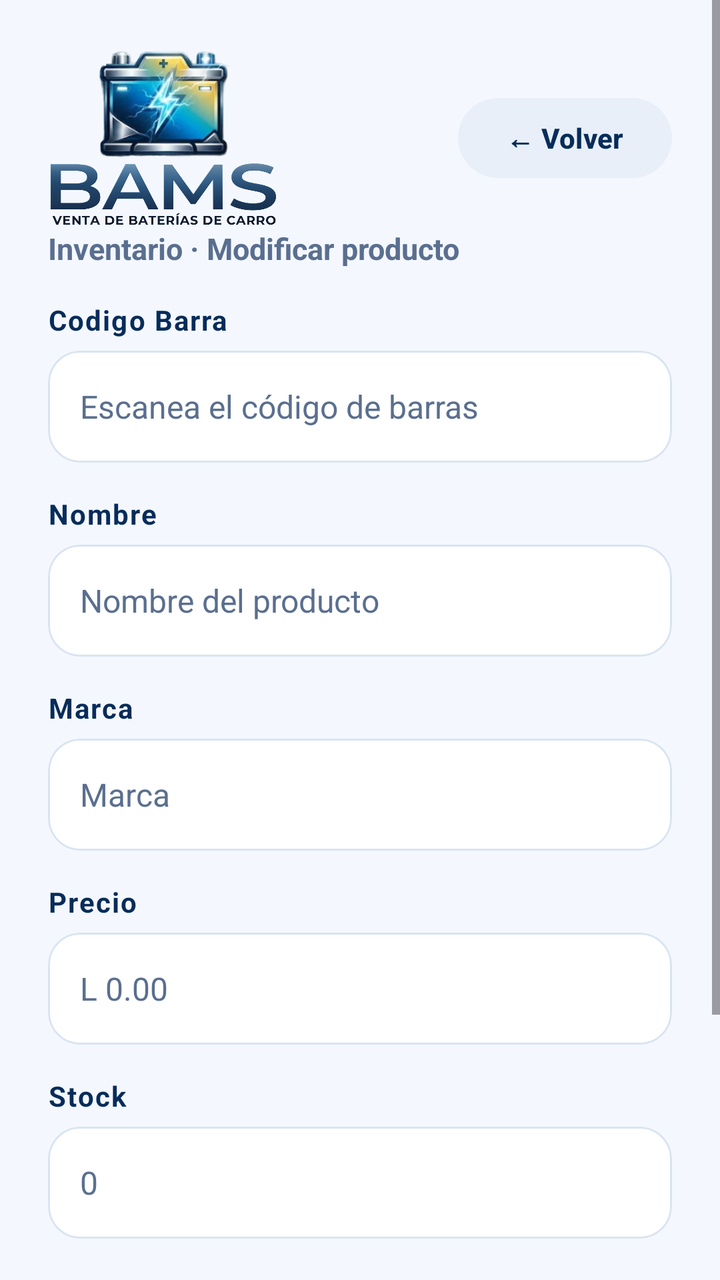
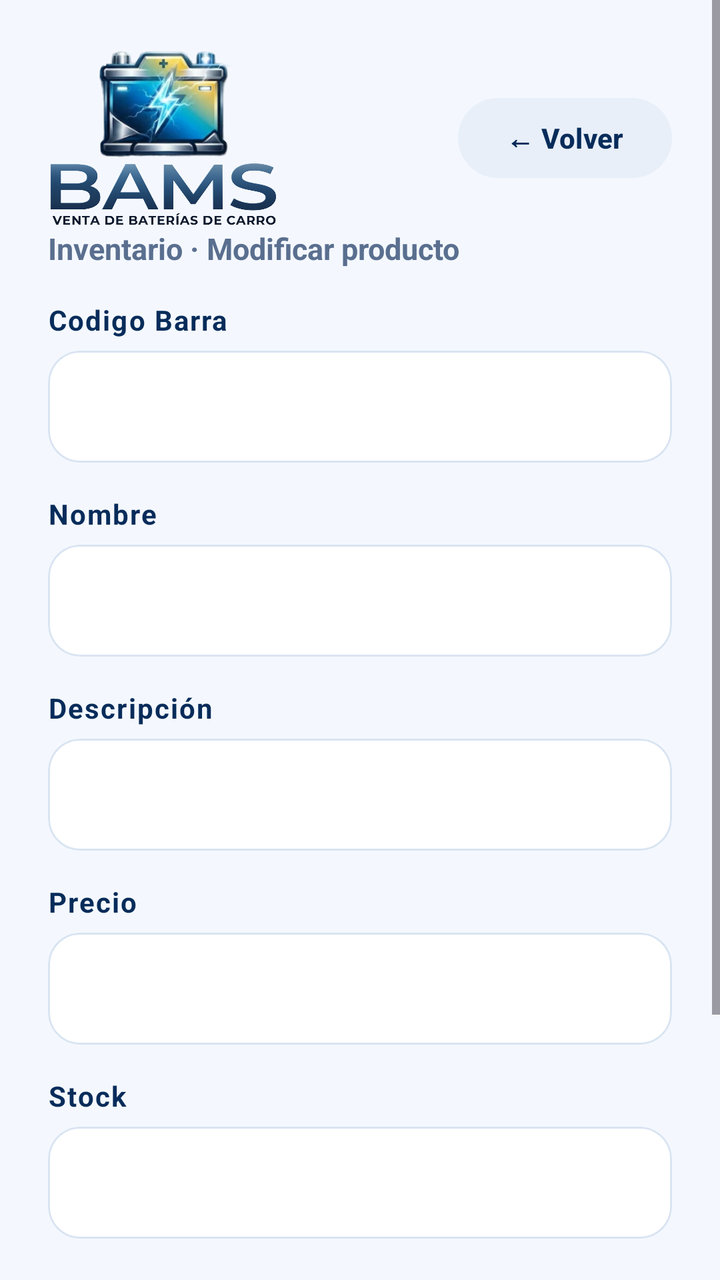

Compare the two renders of this Android layout. The source of the first and the diff that turns it into the second are given below.
<!-- AndroidManifest.xml: application theme Theme.BAMS -->
<!-- res/layout/activity_modificar_producto.xml -->
<?xml version="1.0" encoding="utf-8"?>
<ScrollView xmlns:android="http://schemas.android.com/apk/res/android"
    xmlns:app="http://schemas.android.com/apk/res-auto"
    android:layout_width="match_parent"
    android:layout_height="match_parent"
    android:background="#F4F8FE"
    android:fillViewport="true">

    <LinearLayout
        android:layout_width="match_parent"
        android:layout_height="wrap_content"
        android:orientation="vertical"
        android:padding="24dp">

        <LinearLayout
            android:layout_width="match_parent"
            android:layout_height="wrap_content"
            android:gravity="center_vertical"
            android:orientation="horizontal">

            <ImageView
                android:layout_width="120dp"
                android:layout_height="90dp"
                android:contentDescription="BAMS"
                android:scaleType="fitStart"
                app:srcCompat="@mipmap/logo" />

            <View
                android:layout_width="0dp"
                android:layout_height="1dp"
                android:layout_weight="1" />

            <com.google.android.material.button.MaterialButton
                android:id="@+id/btnVolver"
                android:layout_width="wrap_content"
                android:layout_height="48dp"
                android:text="← Volver"
                android:textAllCaps="false"
                android:textColor="#072C5A"
                android:textStyle="bold"
                app:backgroundTint="#E8EFF8"
                app:cornerRadius="24dp" />
        </LinearLayout>

        <TextView
            android:layout_width="wrap_content"
            android:layout_height="wrap_content"
            android:text="Inventario · Modificar producto"
            android:textColor="#5A6F8F"
            android:textSize="15sp"
            android:textStyle="bold" />


        <TextView
            android:layout_width="match_parent"
            android:layout_height="wrap_content"
            android:layout_marginTop="16dp"
            android:letterSpacing="0.05"
            android:text="Codigo Barra"
            android:textColor="#072C5A"
            android:textSize="14sp"
            android:textStyle="bold" />

        <com.google.android.material.card.MaterialCardView
            android:id="@+id/txtCodigoBarra"
            android:layout_width="match_parent"
            android:layout_height="56dp"
            android:layout_marginTop="6dp"
            app:cardBackgroundColor="#FFFFFF"
            app:cardCornerRadius="16dp"
            app:cardElevation="0dp"
            app:strokeColor="#D9E4F2"
            app:strokeWidth="1dp">

            <EditText
                android:id="@+id/txtCodigoBarra"
                android:layout_width="match_parent"
                android:layout_height="match_parent"
                android:background="@null"
                android:hint="Escanea el código de barras"
                android:imeOptions="actionDone"
                android:inputType="text"
                android:maxLines="1"
                android:paddingStart="16dp"
                android:paddingEnd="16dp"
                android:textColor="#072C5A"
                android:textColorHint="#5A6F8F"
                android:textSize="16sp" />
        </com.google.android.material.card.MaterialCardView>


        <TextView
            android:layout_width="match_parent"
            android:layout_height="wrap_content"
            android:layout_marginTop="16dp"
            android:letterSpacing="0.05"
            android:text="Nombre"
            android:textColor="#072C5A"
            android:textSize="14sp"
            android:textStyle="bold" />

        <com.google.android.material.card.MaterialCardView
            android:id="@+id/txtNombre"
            android:layout_width="match_parent"
            android:layout_height="56dp"
            android:layout_marginTop="6dp"
            app:cardBackgroundColor="#FFFFFF"
            app:cardCornerRadius="16dp"
            app:cardElevation="0dp"
            app:strokeColor="#D9E4F2"
            app:strokeWidth="1dp">

            <EditText
                android:id="@+id/txtNombre"
                android:layout_width="match_parent"
                android:layout_height="match_parent"
                android:background="@null"
                android:hint="Nombre del producto"
                android:inputType="textCapWords"
                android:paddingStart="16dp"
                android:paddingEnd="16dp"
                android:textColor="#072C5A"
                android:textColorHint="#5A6F8F"
                android:textSize="16sp" />
        </com.google.android.material.card.MaterialCardView>


        <TextView
            android:layout_width="match_parent"
            android:layout_height="wrap_content"
            android:layout_marginTop="16dp"
            android:letterSpacing="0.05"
            android:text="Marca"
            android:textColor="#072C5A"
            android:textSize="14sp"
            android:textStyle="bold" />

        <com.google.android.material.card.MaterialCardView
            android:id="@+id/txtMarca"
            android:layout_width="match_parent"
            android:layout_height="56dp"
            android:layout_marginTop="6dp"
            app:cardBackgroundColor="#FFFFFF"
            app:cardCornerRadius="16dp"
            app:cardElevation="0dp"
            app:strokeColor="#D9E4F2"
            app:strokeWidth="1dp">

            <EditText
                android:id="@+id/txtDesc"
                android:layout_width="match_parent"
                android:layout_height="match_parent"
                android:background="@null"
                android:hint="Marca"
                android:inputType="textCapWords"
                android:paddingStart="16dp"
                android:paddingEnd="16dp"
                android:textColor="#072C5A"
                android:textColorHint="#5A6F8F"
                android:textSize="16sp" />
        </com.google.android.material.card.MaterialCardView>


        <TextView
            android:layout_width="match_parent"
            android:layout_height="wrap_content"
            android:layout_marginTop="16dp"
            android:letterSpacing="0.05"
            android:text="Precio"
            android:textColor="#072C5A"
            android:textSize="14sp"
            android:textStyle="bold" />

        <com.google.android.material.card.MaterialCardView
            android:id="@+id/txtPrecio"
            android:layout_width="match_parent"
            android:layout_height="56dp"
            android:layout_marginTop="6dp"
            app:cardBackgroundColor="#FFFFFF"
            app:cardCornerRadius="16dp"
            app:cardElevation="0dp"
            app:strokeColor="#D9E4F2"
            app:strokeWidth="1dp">

            <EditText
                android:id="@+id/txtprecio"
                android:layout_width="match_parent"
                android:layout_height="match_parent"
                android:background="@null"
                android:hint="L 0.00"
                android:inputType="numberDecimal"
                android:paddingStart="16dp"
                android:paddingEnd="16dp"
                android:textColor="#072C5A"
                android:textColorHint="#5A6F8F"
                android:textSize="16sp" />
        </com.google.android.material.card.MaterialCardView>


        <TextView
            android:layout_width="match_parent"
            android:layout_height="wrap_content"
            android:layout_marginTop="16dp"
            android:letterSpacing="0.05"
            android:text="Stock"
            android:textColor="#072C5A"
            android:textSize="14sp"
            android:textStyle="bold" />

        <com.google.android.material.card.MaterialCardView
            android:id="@+id/txtStock"
            android:layout_width="match_parent"
            android:layout_height="56dp"
            android:layout_marginTop="6dp"
            app:cardBackgroundColor="#FFFFFF"
            app:cardCornerRadius="16dp"
            app:cardElevation="0dp"
            app:strokeColor="#D9E4F2"
            app:strokeWidth="1dp">

            <EditText
                android:id="@+id/txtstock"
                android:layout_width="match_parent"
                android:layout_height="match_parent"
                android:background="@null"
                android:hint="0"
                android:inputType="number"
                android:paddingStart="16dp"
                android:paddingEnd="16dp"
                android:textColor="#072C5A"
                android:textColorHint="#5A6F8F"
                android:textSize="16sp" />
        </com.google.android.material.card.MaterialCardView>


        <com.google.android.material.button.MaterialButton
            android:id="@+id/btnGuardarCambios"
            android:layout_width="match_parent"
            android:layout_height="64dp"
            android:layout_marginTop="24dp"
            android:letterSpacing="0.08"
            android:text="Guardar cambios"
            android:textAllCaps="false"
            android:textColor="#FFFFFF"
            android:textSize="16sp"
            android:textStyle="bold"
            app:backgroundTint="#00A8E8"
            app:cornerRadius="28dp" />

        <com.google.android.material.button.MaterialButton
            android:id="@+id/btnCancelar"
            android:layout_width="match_parent"
            android:layout_height="64dp"
            android:layout_marginTop="12dp"
            android:letterSpacing="0.08"
            android:text="Cancelar"
            android:textAllCaps="false"
            android:textColor="#FFFFFF"
            android:textSize="16sp"
            android:textStyle="bold"
            app:backgroundTint="#072C5A"
            app:cornerRadius="28dp" />
    </LinearLayout>
</ScrollView>
<!-- resources referenced by this layout -->
<resources>
  <!-- mipmap logo: png bitmap (mipmap-hdpi, 496674 bytes) -->
  <style name="Theme.BAMS" parent="Base.Theme.BAMS" />
  <style name="Base.Theme.BAMS" parent="Theme.Material3.DayNight.NoActionBar">
          
          
      </style>
</resources>

<!-- the commit's change to res/layout/activity_modificar_producto.xml (unified diff, before → after) -->
@@ -70,23 +70,7 @@
             app:cardCornerRadius="16dp"
             app:cardElevation="0dp"
             app:strokeColor="#D9E4F2"
-            app:strokeWidth="1dp">
-
-            <EditText
-                android:id="@+id/txtCodigoBarra"
-                android:layout_width="match_parent"
-                android:layout_height="match_parent"
-                android:background="@null"
-                android:hint="Escanea el código de barras"
-                android:imeOptions="actionDone"
-                android:inputType="text"
-                android:maxLines="1"
-                android:paddingStart="16dp"
-                android:paddingEnd="16dp"
-                android:textColor="#072C5A"
-                android:textColorHint="#5A6F8F"
-                android:textSize="16sp" />
-        </com.google.android.material.card.MaterialCardView>
+            app:strokeWidth="1dp"/>
 
 
         <TextView
@@ -108,21 +92,7 @@
             app:cardCornerRadius="16dp"
             app:cardElevation="0dp"
             app:strokeColor="#D9E4F2"
-            app:strokeWidth="1dp">
-
-            <EditText
-                android:id="@+id/txtNombre"
-                android:layout_width="match_parent"
-                android:layout_height="match_parent"
-                android:background="@null"
-                android:hint="Nombre del producto"
-                android:inputType="textCapWords"
-                android:paddingStart="16dp"
-                android:paddingEnd="16dp"
-                android:textColor="#072C5A"
-                android:textColorHint="#5A6F8F"
-                android:textSize="16sp" />
-        </com.google.android.material.card.MaterialCardView>
+            app:strokeWidth="1dp"/>
 
 
         <TextView
@@ -130,7 +100,7 @@
             android:layout_height="wrap_content"
             android:layout_marginTop="16dp"
             android:letterSpacing="0.05"
-            android:text="Marca"
+            android:text="Descripción"
             android:textColor="#072C5A"
             android:textSize="14sp"
             android:textStyle="bold" />
@@ -144,21 +114,7 @@
             app:cardCornerRadius="16dp"
             app:cardElevation="0dp"
             app:strokeColor="#D9E4F2"
-            app:strokeWidth="1dp">
-
-            <EditText
-                android:id="@+id/txtDesc"
-                android:layout_width="match_parent"
-                android:layout_height="match_parent"
-                android:background="@null"
-                android:hint="Marca"
-                android:inputType="textCapWords"
-                android:paddingStart="16dp"
-                android:paddingEnd="16dp"
-                android:textColor="#072C5A"
-                android:textColorHint="#5A6F8F"
-                android:textSize="16sp" />
-        </com.google.android.material.card.MaterialCardView>
+            app:strokeWidth="1dp"/>
 
 
         <TextView
@@ -180,21 +136,7 @@
             app:cardCornerRadius="16dp"
             app:cardElevation="0dp"
             app:strokeColor="#D9E4F2"
-            app:strokeWidth="1dp">
-
-            <EditText
-                android:id="@+id/txtprecio"
-                android:layout_width="match_parent"
-                android:layout_height="match_parent"
-                android:background="@null"
-                android:hint="L 0.00"
-                android:inputType="numberDecimal"
-                android:paddingStart="16dp"
-                android:paddingEnd="16dp"
-                android:textColor="#072C5A"
-                android:textColorHint="#5A6F8F"
-                android:textSize="16sp" />
-        </com.google.android.material.card.MaterialCardView>
+            app:strokeWidth="1dp"/>
 
 
         <TextView
@@ -216,21 +158,7 @@
             app:cardCornerRadius="16dp"
             app:cardElevation="0dp"
             app:strokeColor="#D9E4F2"
-            app:strokeWidth="1dp">
-
-            <EditText
-                android:id="@+id/txtstock"
-                android:layout_width="match_parent"
-                android:layout_height="match_parent"
-                android:background="@null"
-                android:hint="0"
-                android:inputType="number"
-                android:paddingStart="16dp"
-                android:paddingEnd="16dp"
-                android:textColor="#072C5A"
-                android:textColorHint="#5A6F8F"
-                android:textSize="16sp" />
-        </com.google.android.material.card.MaterialCardView>
+            app:strokeWidth="1dp"/>
 
 
         <com.google.android.material.button.MaterialButton
